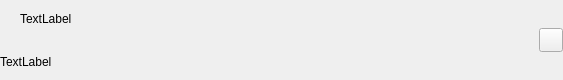
Above: src/qt/pivx/forms/optionbutton.ui from Fuzzbawls/PIVX before the change. Below: the same form after it.
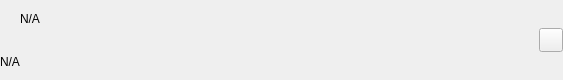
That is the form after the change.

What changed in the file:
```diff
--- a/src/qt/pivx/forms/optionbutton.ui
+++ b/src/qt/pivx/forms/optionbutton.ui
@@ -112,7 +112,7 @@
           <item>
            <widget class="QLabel" name="labelTitleChange">
             <property name="text">
-             <string notr="true">TextLabel</string>
+             <string notr="true">N/A</string>
             </property>
            </widget>
           </item>
@@ -121,7 +121,7 @@
         <item>
          <widget class="QLabel" name="labelSubtitleChange">
           <property name="text">
-           <string notr="true">TextLabel</string>
+           <string notr="true">N/A</string>
           </property>
          </widget>
         </item>
```
